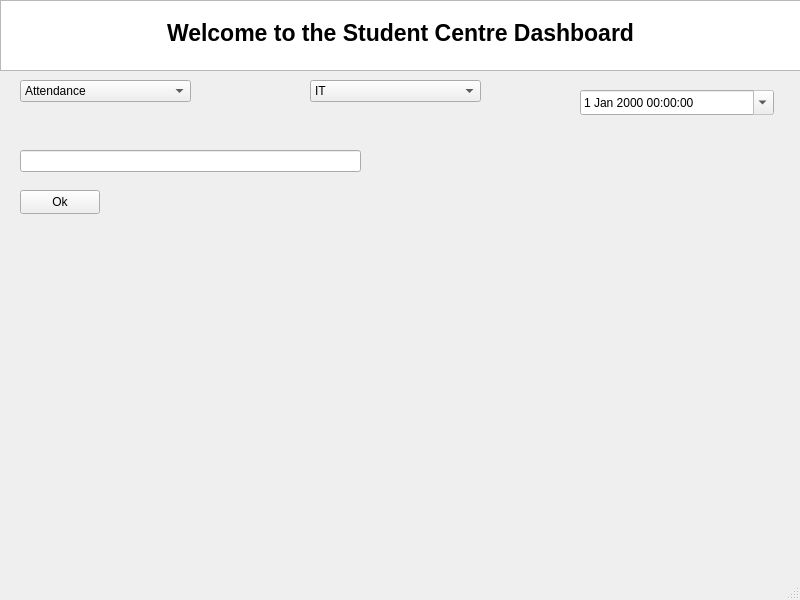
Above: FYP/dash.ui from raissalkp/NFC-Enabled-Student-Card-System before the change. Below: the same form after it.
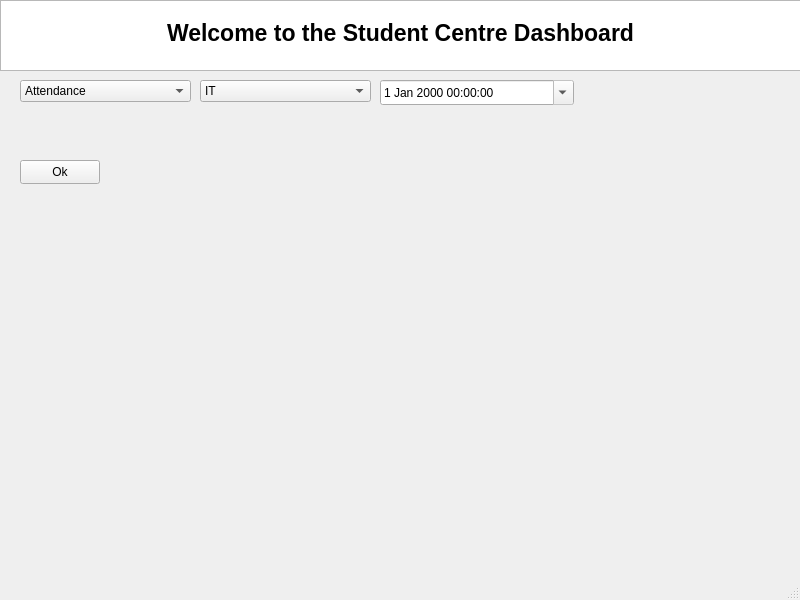
That is the form after the change.

```diff
--- a/FYP/dash.ui
+++ b/FYP/dash.ui
@@ -62,16 +62,6 @@
      </property>
     </item>
    </widget>
-   <widget class="QLineEdit" name="lineEdit">
-    <property name="geometry">
-     <rect>
-      <x>20</x>
-      <y>150</y>
-      <width>341</width>
-      <height>22</height>
-     </rect>
-    </property>
-   </widget>
    <widget class="QLabel" name="label_output">
     <property name="geometry">
      <rect>
@@ -89,7 +79,7 @@
     <property name="geometry">
      <rect>
       <x>20</x>
-      <y>190</y>
+      <y>160</y>
       <width>80</width>
       <height>24</height>
      </rect>
@@ -101,8 +91,8 @@
    <widget class="QDateTimeEdit" name="dateTimeEdit">
     <property name="geometry">
      <rect>
-      <x>580</x>
-      <y>90</y>
+      <x>380</x>
+      <y>80</y>
       <width>194</width>
       <height>25</height>
      </rect>
@@ -117,7 +107,7 @@
    <widget class="QComboBox" name="comboBox_2">
     <property name="geometry">
      <rect>
-      <x>310</x>
+      <x>200</x>
       <y>80</y>
       <width>171</width>
       <height>22</height>
```
Left out of the diff: 10 changed lines with no effect on the pictures.
